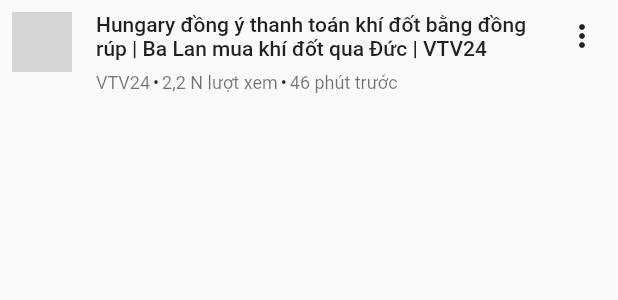
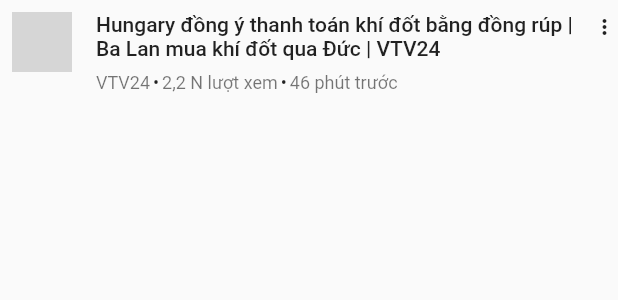
Before and after one commit to duongnguyencp/flutterapp, a Flutter app: the CustomListTile widget shown alone on an empty page, opened directly with sample values from the repository, on a phone screen of 412 x 824 dp. Shown: the top 300 px of the screen. Run offline on Flutter 3.47's test engine with Material 2 defaults, Android fonts, the phone set to English and light mode, and no system bars; network calls fail; grey boxes are pictures that could not be loaded.

Commit message:
update subtitle

```diff
--- a/mysample2/lib/components/ArticleDescription.dart
+++ b/mysample2/lib/components/ArticleDescription.dart
@@ -16,8 +16,8 @@ class ArticleDescription extends StatelessWidget {
     return Column(
       crossAxisAlignment: CrossAxisAlignment.start,
       children: [
-        Padding(
-          padding: const EdgeInsets.all(8.0),
+        Container(
+          margin: const EdgeInsets.all(8.0),
           child: Text(videoModel.nameVideo,
               maxLines: 2,
               overflow: TextOverflow.ellipsis,
--- a/mysample2/lib/components/CustomListTile.dart
+++ b/mysample2/lib/components/CustomListTile.dart
@@ -11,24 +11,32 @@ class CustomListTile extends StatelessWidget {
 
   @override
   Widget build(BuildContext context) {
-    return Row(
+    return Column(
+      children: [
+        Row(
           mainAxisAlignment: MainAxisAlignment.start,
           crossAxisAlignment: CrossAxisAlignment.start,
           children: [
-
-
             Padding(
               padding: const EdgeInsets.all(8.0),
-          child: SizedBox(child: CircleAvatar(backgroundImage: NetworkImage(videoModel.srcChanelImage))),
+              child: SizedBox(
+                  child: CircleAvatar(
+                      backgroundImage:
+                          NetworkImage(videoModel.srcChanelImage))),
             ),
             Expanded(
                 flex: 3,
-            child: ArticleDescription(videoModel: videoModel,)
-        ),
-        IconButton(
-            padding: const EdgeInsets.all(0),
-            iconSize: 24,
-            icon: const Icon(Icons.more_vert),
+                child: ArticleDescription(
+                  videoModel: videoModel,
+                )),
+            Container(
+              padding: const EdgeInsets.only(top: 10, right: 5),
+              child: IconButton(
+                  padding: EdgeInsets.zero,
+                  iconSize: 12,
+
+                  constraints:BoxConstraints(),
+                  icon: const Icon(Icons.more_vert, size: 16),
                   onPressed: () {
                     showModalBottomSheet(
                         shape: const RoundedRectangleBorder(
@@ -42,6 +50,10 @@ class CustomListTile extends StatelessWidget {
                               child: const DetailModelBottomSheet());
                         });
                   }),
+            ),
+          ],
+        ),
+
       ],
     );
   }
--- a/mysample2/lib/components/YoutubeSearchDelegate.dart
+++ b/mysample2/lib/components/YoutubeSearchDelegate.dart
@@ -16,10 +16,10 @@ class YoutubeSearchDelegate extends SearchDelegate {
   InputDecorationTheme? get searchFieldDecorationTheme => InputDecorationTheme(
         contentPadding: const EdgeInsets.all(5),
         border: OutlineInputBorder(
-            borderRadius: BorderRadius.circular(12),
+            borderRadius: BorderRadius.circular(5),
             borderSide: BorderSide.none),
         filled: true,
-        fillColor: Colors.grey.shade400,
+
       );
 
   @override
```
Also changed, not shown: mysample2/lib/components/IconBottomBar.dart (+10 -3 lines), mysample2/lib/components/SilverAppBarYoutube.dart (+4 -8 lines), mysample2/lib/main.dart (+36 -15 lines). Lines whose indentation alone changed are shown as unchanged.
